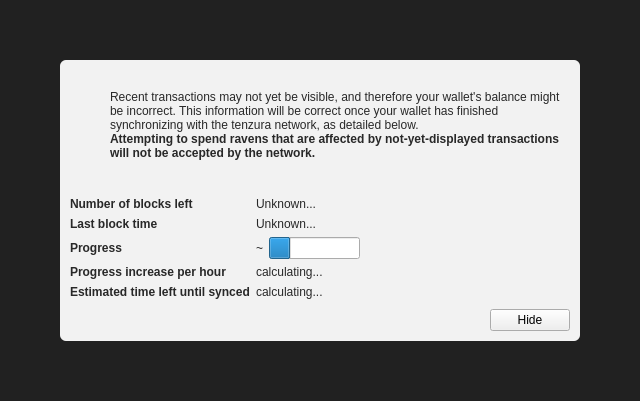
This is src/qt/forms/modaloverlay.ui in soosho/Tenzura as Qt 5 draws it before an edit. The edited form follows.
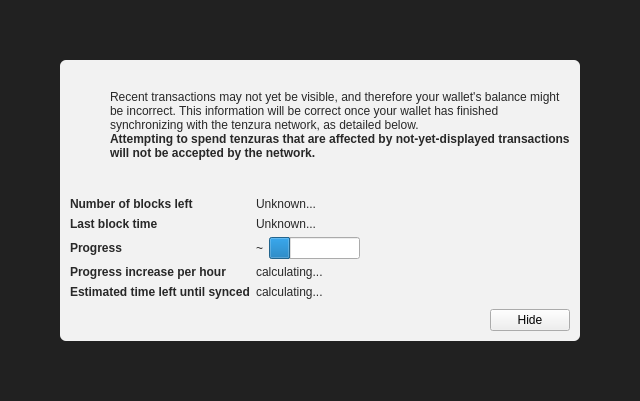
This is the edited form. Icons and pictures are not drawn. Custom widgets are drawn as their Qt base class.

Patch:
```diff
--- a/src/qt/forms/modaloverlay.ui
+++ b/src/qt/forms/modaloverlay.ui
@@ -149,7 +149,7 @@
                 </font>
                </property>
                <property name="text">
-                <string>Attempting to spend ravens that are affected by not-yet-displayed transactions will not be accepted by the network.</string>
+                <string>Attempting to spend tenzuras that are affected by not-yet-displayed transactions will not be accepted by the network.</string>
                </property>
                <property name="textFormat">
                 <enum>Qt::RichText</enum>
```
